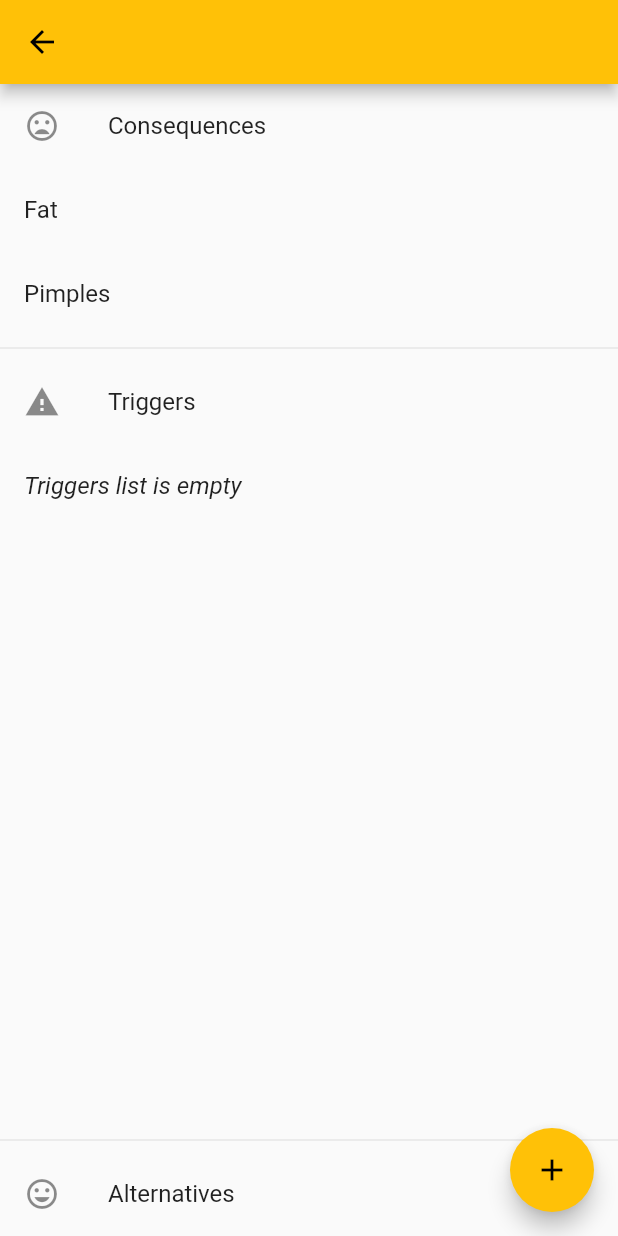
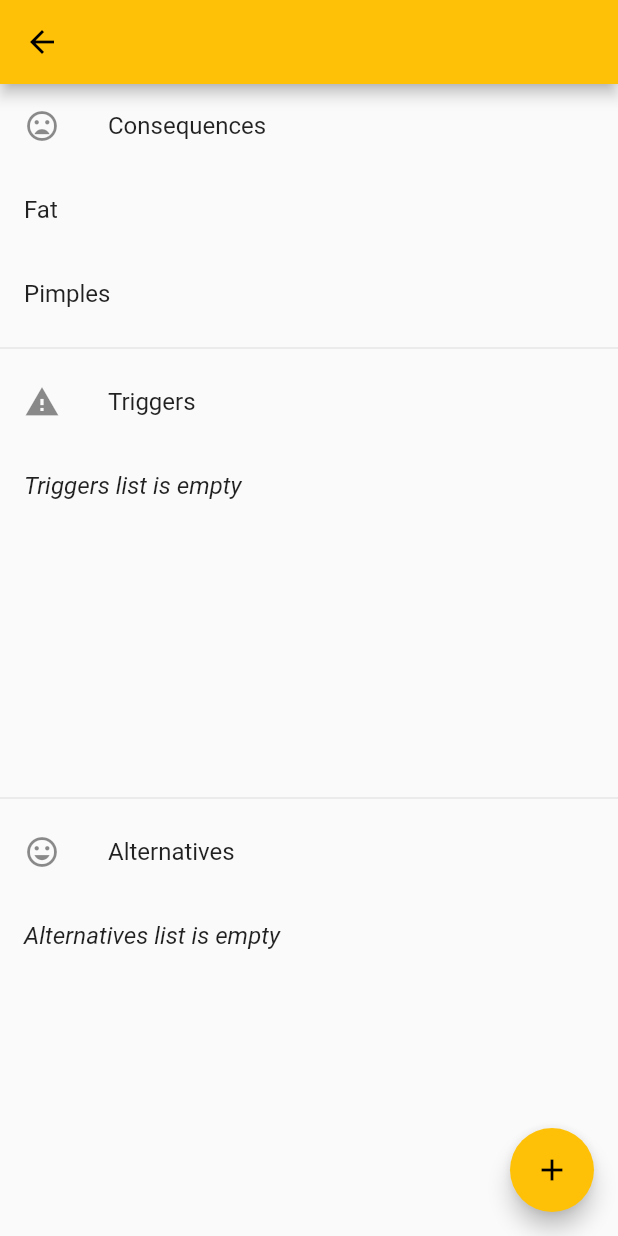
Before and after one commit to Undeadlol1/addictions_flutter, a Flutter app: the AddictionScreen screen opened directly with empty values, on a phone screen of 412 x 824 dp. Run offline on Flutter 3.47's test engine with Material 2 defaults, Android fonts, the phone set to English and light mode, and no system bars; drawn by our look-alikes of flutter_speed_dial; our stand-ins replace cloud_firestore, firebase_auth, flutter_signin_button, google_sign_in; accounts and stored records are empty.

Commit message:
add AlternativesList

```diff
--- a/lib/screens/addction_screen/addiction_screen.dart
+++ b/lib/screens/addction_screen/addiction_screen.dart
@@ -1,3 +1,4 @@
+import 'package:addictions_flutter/screens/addction_screen/widgets/alternatives_list.dart';
 import 'package:addictions_flutter/screens/addction_screen/widgets/triggers_list.dart';
 import 'package:addictions_flutter/screens/create_trigger_screen.dart';
 import 'package:flutter/material.dart';
@@ -27,6 +28,7 @@ class AddictionScreen extends StatelessWidget {
           TriggersList(addictionId: args.addictionId),
           Divider(),
           ListTile(leading: Icon(Icons.mood), title: Text('Alternatives')),
+          AlternativesList(addictionId: args.addictionId)
         ],
       ),
       floatingActionButton: SpeedDial(
--- /dev/null
+++ b/lib/screens/addction_screen/widgets/alternatives_list.dart
@@ -0,0 +1,64 @@
+import 'dart:ui';
+
+import 'package:addictions_flutter/screens/addction_screen/addiction_screen.dart';
+import 'package:cloud_firestore/cloud_firestore.dart';
+import 'package:firebase_auth/firebase_auth.dart';
+import 'package:flutter/material.dart';
+
+class AlternativesList extends StatelessWidget {
+  AlternativesList({Key key, this.addictionId}) : super(key: key);
+
+  final String addictionId;
+  final FirebaseAuth _auth = FirebaseAuth.instance;
+
+  @override
+  Widget build(BuildContext context) {
+    return Expanded(
+      child: StreamBuilder(
+          stream: _auth.onAuthStateChanged,
+          builder: (context, userSnapshot) {
+            if (userSnapshot.hasData)
+              return StreamBuilder<QuerySnapshot>(
+                  stream: Firestore.instance
+                      .collection('alternatives')
+                      .where("userId", isEqualTo: userSnapshot.data.uid)
+                      .where("addictionId", isEqualTo: this.addictionId)
+                      .snapshots(),
+                  builder:
+                      (context, AsyncSnapshot<QuerySnapshot> triggersSnapshot) {
+                    if (triggersSnapshot.hasError)
+                      return new Text('Error: ${triggersSnapshot.error}');
+                    if (triggersSnapshot.connectionState ==
+                        ConnectionState.waiting)
+                      return Center(child: CircularProgressIndicator());
+                    if (triggersSnapshot.data.documents.isNotEmpty) {
+                      return ListView(
+                        children: <Widget>[
+                          ...triggersSnapshot.data.documents
+                              .map((DocumentSnapshot document) {
+                            return GestureDetector(
+                                child: ListTile(
+                                  title: Text(document['name']),
+                                ),
+                                onTap: () {
+                                  Navigator.pushNamed(
+                                      context, AddictionScreen.routeName,
+                                      arguments: AddictionScreenArguments(
+                                          addictionId: document.documentID,
+                                          addictionName: document['name']));
+                                });
+                          }).toList(),
+                        ],
+                      );
+                    } else {
+                      return ListView(children: <Widget>[
+                        ListTile(
+                            title: Text('Alternatives list is empty',
+                                style: TextStyle(fontStyle: FontStyle.italic)))
+                      ]);
+                    }
+                  });
+          }),
+    );
+  }
+}
```
